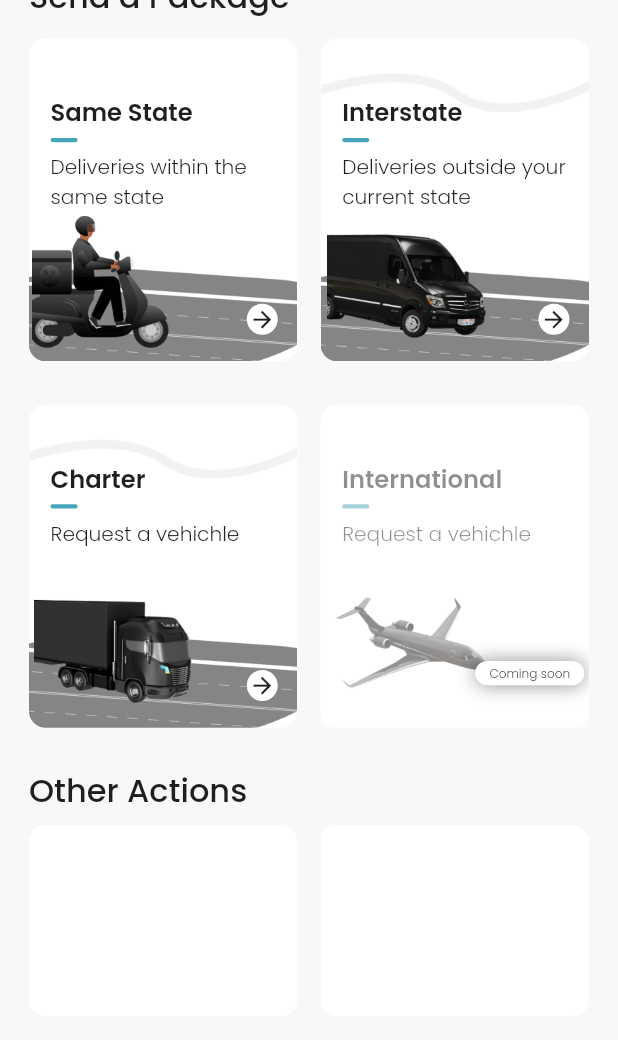
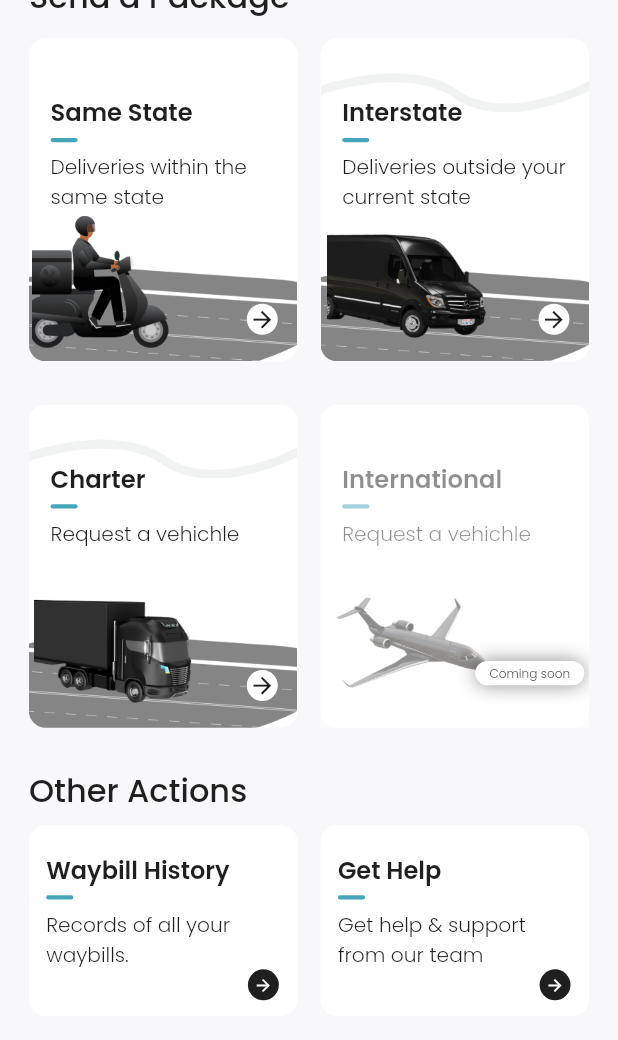
Before and after one commit to FUSION-FUSION/Mobile-Assessment-Flutter, a Flutter app: the screen it shows after launch, scrolled down 373 dp, on a phone screen of 412 x 824 dp. Shown: the top 1040 px of the screen. Run offline on Flutter 3.47's test engine with Material 2 defaults, Android fonts, the phone set to English and light mode, and no system bars; our stand-ins replace get, google_fonts, pinput.

Commit message:
Done with other actions

```diff
--- a/lib/screens/dashboard/other_actions.dart
+++ b/lib/screens/dashboard/other_actions.dart
@@ -1,7 +1,9 @@
 import 'package:flutter/material.dart';
+import 'package:google_fonts/google_fonts.dart';
 
 import '../../utils/colors.dart';
 import '../../utils/dimensions.dart';
+import '../../widgets/app_text.dart';
 
 class OtherActions extends StatelessWidget {
   const OtherActions({Key? key}) : super(key: key);
@@ -13,18 +15,118 @@ class OtherActions extends StatelessWidget {
         Container(
           height: Dimensions.sizeHeightPercent(143),
           width: Dimensions.sizeWidthPercent(186),
+          padding: EdgeInsets.only(
+            left: Dimensions.sizeWidthPercent(12),
+            right: Dimensions.sizeWidthPercent(12),
+            top: Dimensions.sizeHeightPercent(20),
+            bottom: Dimensions.sizeHeightPercent(9),
+          ),
           decoration: BoxDecoration(
             color: AppColors.primaryWhite,
             borderRadius: BorderRadius.circular(11),
+          ),
+          child: Column(
+            crossAxisAlignment: CrossAxisAlignment.start,
+            children: [
+              Text(
+                'Waybill History',
+                style: GoogleFonts.poppins(
+                  fontSize: Dimensions.sizeHeightPercent(18),
+                  fontWeight: FontWeight.w600,
+                  color: AppColors.primaryBlack,
+                ),
+              ),
+              SizedBox(height: Dimensions.sizeHeightPercent(5.64)),
+              Container(
+                height: Dimensions.sizeHeightPercent(3.13),
+                width: Dimensions.sizeWidthPercent(18.75),
+                decoration: BoxDecoration(
+                  color: AppColors.primaryBlue,
+                  borderRadius:
+                      BorderRadius.circular(Dimensions.sizeWidthPercent(7)),
+                ),
+              ),
+              SizedBox(height: Dimensions.sizeHeightPercent(7.38)),
+              AppText(
+                  text: 'Records of all your waybills.',
+                  size: 15.12,
+                  color: AppColors.primaryBlack),
+              Align(
+                alignment: Alignment.bottomRight,
+                child: Container(
+                  height: Dimensions.sizeHeightPercent(23.18),
+                  width: Dimensions.sizeWidthPercent(23.18),
+                  decoration: const BoxDecoration(
+                      color: AppColors.primaryBlack, shape: BoxShape.circle),
+                  child: Center(
+                    child: Icon(
+                      Icons.arrow_forward,
+                      color: AppColors.primaryWhite,
+                      size: Dimensions.sizeHeightPercent(14.27),
+                    ),
+                  ),
+                ),
+              )
+            ],
           ),
         ),
         SizedBox(width: Dimensions.sizeWidthPercent(16)),
         Container(
           height: Dimensions.sizeHeightPercent(143),
           width: Dimensions.sizeWidthPercent(186),
+          padding: EdgeInsets.only(
+            left: Dimensions.sizeWidthPercent(12),
+            right: Dimensions.sizeWidthPercent(12),
+            top: Dimensions.sizeHeightPercent(20),
+            bottom: Dimensions.sizeHeightPercent(9),
+          ),
           decoration: BoxDecoration(
             color: AppColors.primaryWhite,
             borderRadius: BorderRadius.circular(11),
+          ),
+          child: Column(
+            crossAxisAlignment: CrossAxisAlignment.start,
+            children: [
+              Text(
+                'Get Help',
+                style: GoogleFonts.poppins(
+                  fontSize: Dimensions.sizeHeightPercent(18),
+                  fontWeight: FontWeight.w600,
+                  color: AppColors.primaryBlack,
+                ),
+              ),
+              SizedBox(height: Dimensions.sizeHeightPercent(5.64)),
+              Container(
+                height: Dimensions.sizeHeightPercent(3.13),
+                width: Dimensions.sizeWidthPercent(18.75),
+                decoration: BoxDecoration(
+                  color: AppColors.primaryBlue,
+                  borderRadius:
+                      BorderRadius.circular(Dimensions.sizeWidthPercent(7)),
+                ),
+              ),
+              SizedBox(height: Dimensions.sizeHeightPercent(7.38)),
+              AppText(
+                  text: 'Get help & support from our team',
+                  size: 15.12,
+                  color: AppColors.primaryBlack),
+              Align(
+                alignment: Alignment.bottomRight,
+                child: Container(
+                  height: Dimensions.sizeHeightPercent(23.18),
+                  width: Dimensions.sizeWidthPercent(23.18),
+                  decoration: const BoxDecoration(
+                      color: AppColors.primaryBlack, shape: BoxShape.circle),
+                  child: Center(
+                    child: Icon(
+                      Icons.arrow_forward,
+                      color: AppColors.primaryWhite,
+                      size: Dimensions.sizeHeightPercent(14.27),
+                    ),
+                  ),
+                ),
+              )
+            ],
           ),
         ),
       ],
```
